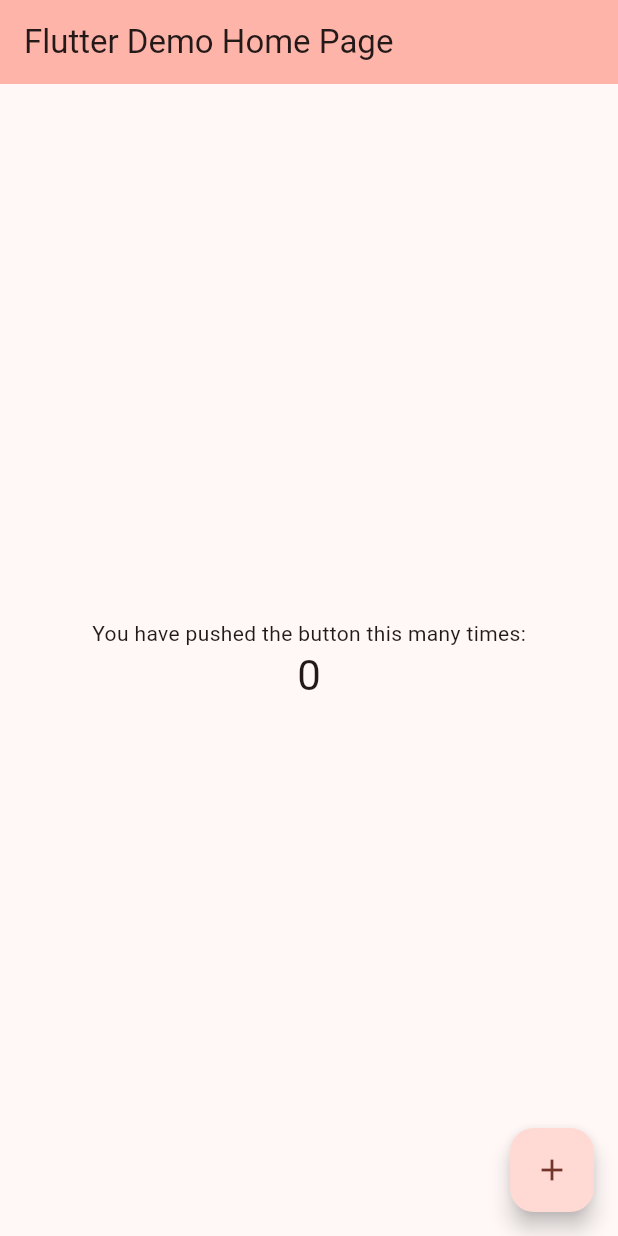
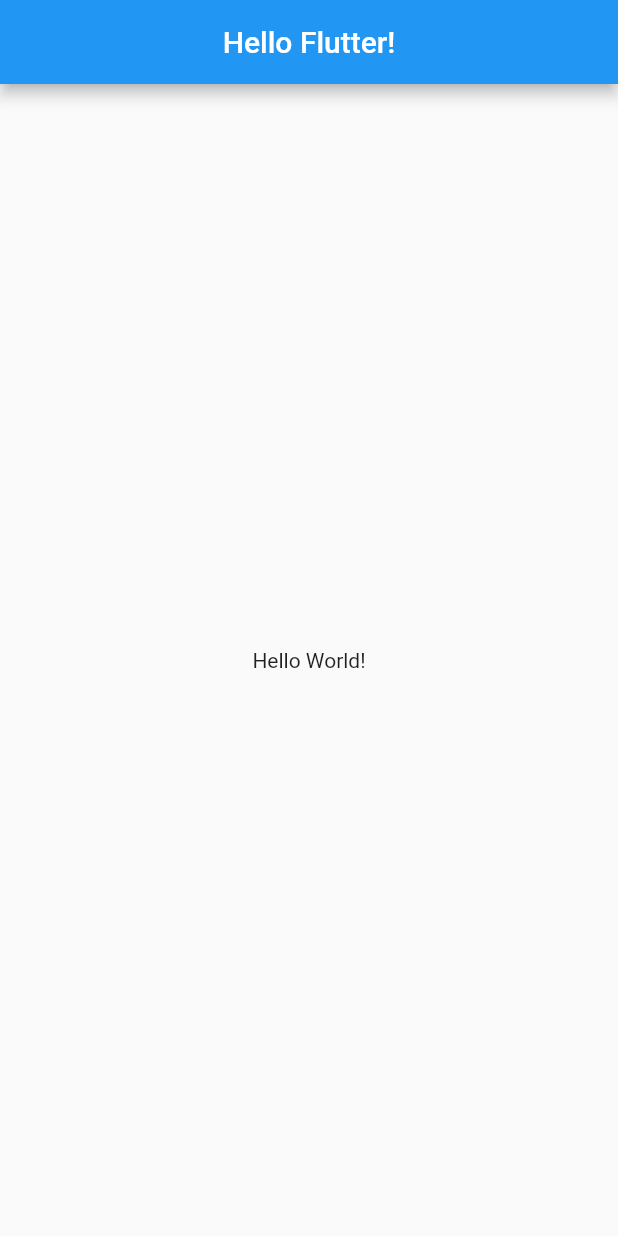
Before and after one commit to hws522/hello-flutter, a Flutter app: the screen it shows after launch, on a phone screen of 412 x 824 dp. Run offline on Flutter 3.47's test engine with Material 2 defaults, Android fonts, the phone set to English and light mode, and no system bars.

Commit message:
~2.3 Hello World

```diff
--- a/lib/main.dart
+++ b/lib/main.dart
@@ -1,125 +1,22 @@
 import 'package:flutter/material.dart';
 
 void main() {
-  runApp(const MyApp());
+  runApp(App());
 }
 
-class MyApp extends StatelessWidget {
-  const MyApp({super.key});
-
-  // This widget is the root of your application.
+class App extends StatelessWidget {
   @override
   Widget build(BuildContext context) {
     return MaterialApp(
-      title: 'Flutter Demo',
-      theme: ThemeData(
-        // This is the theme of your application.
-        //
-        // TRY THIS: Try running your application with "flutter run". You'll see
-        // the application has a blue toolbar. Then, without quitting the app,
-        // try changing the seedColor in the colorScheme below to Colors.green
-        // and then invoke "hot reload" (save your changes or press the "hot
-        // reload" button in a Flutter-supported IDE, or press "r" if you used
-        // the command line to start the app).
-        //
-        // Notice that the counter didn't reset back to zero; the application
-        // state is not lost during the reload. To reset the state, use hot
-        // restart instead.
-        //
-        // This works for code too, not just values: Most code changes can be
-        // tested with just a hot reload.
-        colorScheme: ColorScheme.fromSeed(seedColor: Colors.red),
-        useMaterial3: true,
+      home: Scaffold(
+        appBar: AppBar(
+          title: Text('Hello Flutter!'),
+          centerTitle: true,
+        ),
+        body: Center(
+          child: Text('Hello World!'),
+        ),
       ),
-      home: const MyHomePage(title: 'Flutter Demo Home Page'),
     );
   }
 }
-
-class MyHomePage extends StatefulWidget {
-  const MyHomePage({super.key, required this.title});
-
-  // This widget is the home page of your application. It is stateful, meaning
-  // that it has a State object (defined below) that contains fields that affect
-  // how it looks.
-
-  // This class is the configuration for the state. It holds the values (in this
-  // case the title) provided by the parent (in this case the App widget) and
-  // used by the build method of the State. Fields in a Widget subclass are
-  // always marked "final".
-
-  final String title;
-
-  @override
-  State<MyHomePage> createState() => _MyHomePageState();
-}
-
-class _MyHomePageState extends State<MyHomePage> {
-  int _counter = 0;
-
-  void _incrementCounter() {
-    setState(() {
-      // This call to setState tells the Flutter framework that something has
-      // changed in this State, which causes it to rerun the build method below
-      // so that the display can reflect the updated values. If we changed
-      // _counter without calling setState(), then the build method would not be
-      // called again, and so nothing would appear to happen.
-      _counter++;
-    });
-  }
-
-  @override
-  Widget build(BuildContext context) {
-    // This method is rerun every time setState is called, for instance as done
-    // by the _incrementCounter method above.
-    //
-    // The Flutter framework has been optimized to make rerunning build methods
-    // fast, so that you can just rebuild anything that needs updating rather
-    // than having to individually change instances of widgets.
-    return Scaffold(
-      appBar: AppBar(
-        // TRY THIS: Try changing the color here to a specific color (to
-        // Colors.amber, perhaps?) and trigger a hot reload to see the AppBar
-        // change color while the other colors stay the same.
-        backgroundColor: Theme.of(context).colorScheme.inversePrimary,
-        // Here we take the value from the MyHomePage object that was created by
-        // the App.build method, and use it to set our appbar title.
-        title: Text(widget.title),
-      ),
-      body: Center(
-        // Center is a layout widget. It takes a single child and positions it
-        // in the middle of the parent.
-        child: Column(
-          // Column is also a layout widget. It takes a list of children and
-          // arranges them vertically. By default, it sizes itself to fit its
-          // children horizontally, and tries to be as tall as its parent.
-          //
-          // Column has various properties to control how it sizes itself and
-          // how it positions its children. Here we use mainAxisAlignment to
-          // center the children vertically; the main axis here is the vertical
-          // axis because Columns are vertical (the cross axis would be
-          // horizontal).
-          //
-          // TRY THIS: Invoke "debug painting" (choose the "Toggle Debug Paint"
-          // action in the IDE, or press "p" in the console), to see the
-          // wireframe for each widget.
-          mainAxisAlignment: MainAxisAlignment.center,
-          children: <Widget>[
-            const Text(
-              'You have pushed the button this many times:',
-            ),
-            Text(
-              '$_counter',
-              style: Theme.of(context).textTheme.headlineMedium,
-            ),
-          ],
-        ),
-      ),
-      floatingActionButton: FloatingActionButton(
-        onPressed: _incrementCounter,
-        tooltip: 'Increment',
-        child: const Icon(Icons.add),
-      ), // This trailing comma makes auto-formatting nicer for build methods.
-    );
-  }
-}
```
Also changed, not shown: 1 other file.
